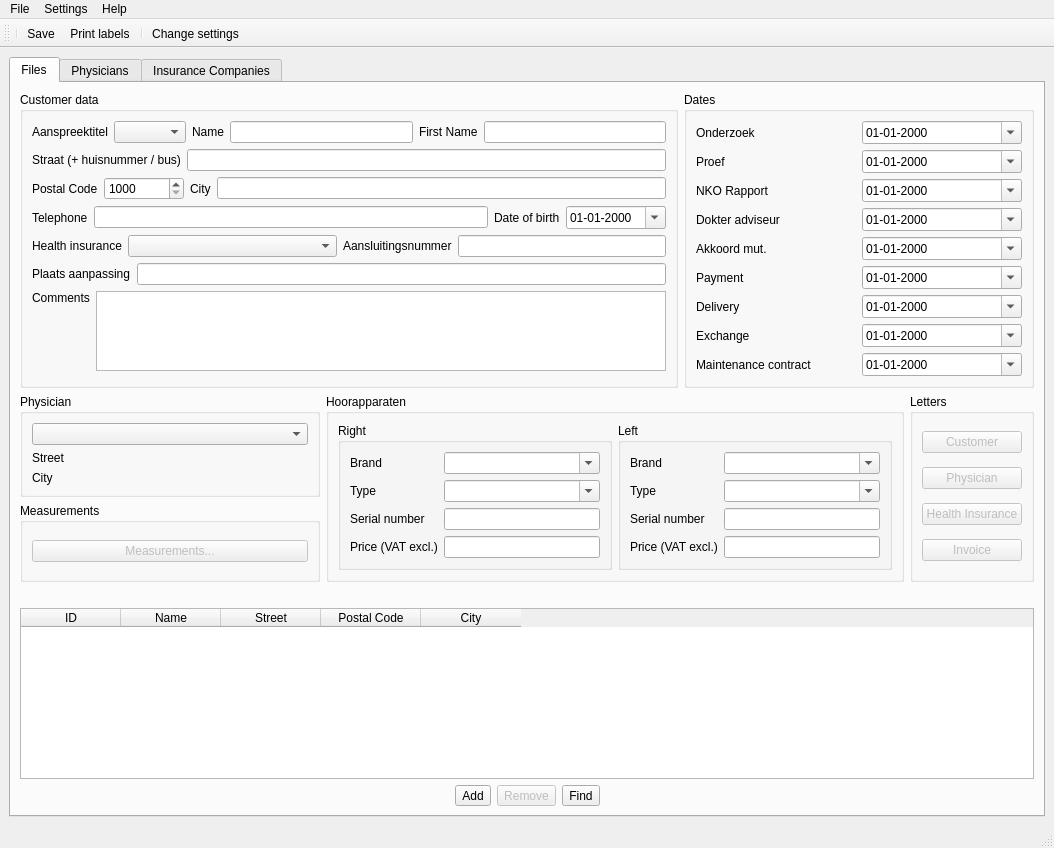
Above: AudioAdmin/ui/universe.ui from Roelio81/audioadmin before the change. Below: the same form after it.
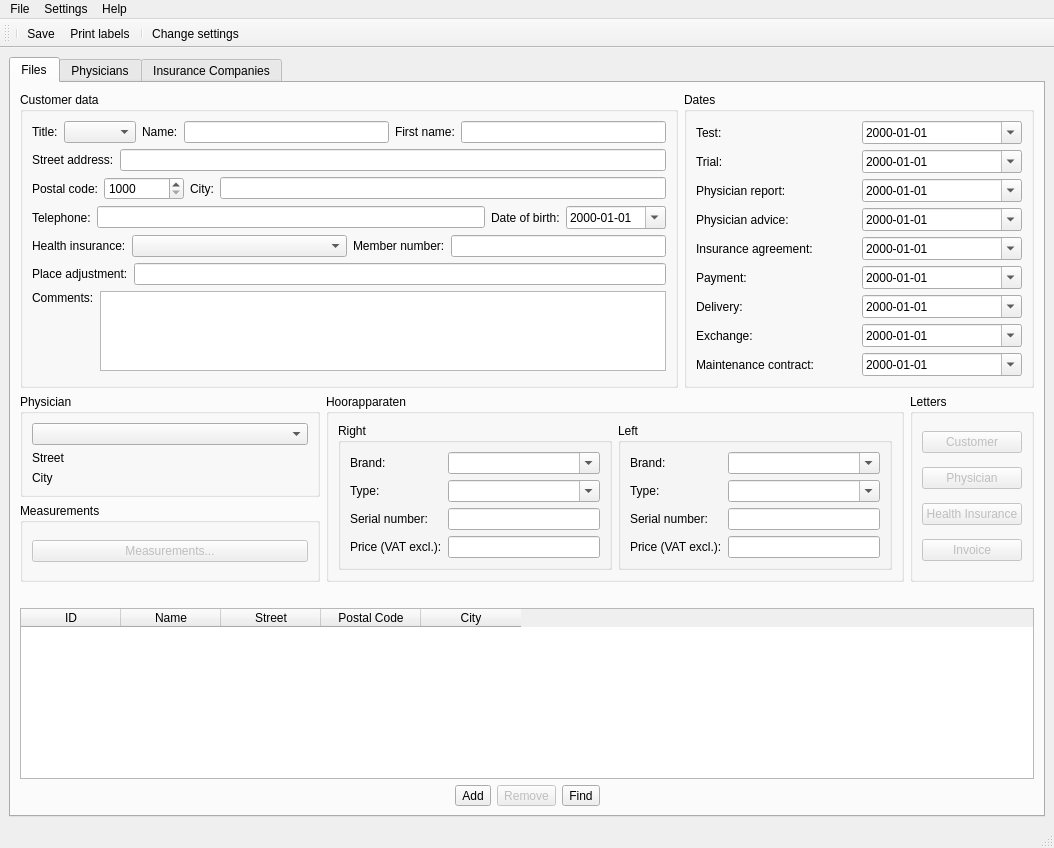
That is the form after the change. Icons and pictures are not drawn.

Patch:
```diff
--- a/AudioAdmin/ui/universe.ui
+++ b/AudioAdmin/ui/universe.ui
@@ -54,7 +54,7 @@
                <item>
                 <widget class="QLabel" name="l_aanspreektitel">
                  <property name="text">
-                  <string>Aanspreektitel</string>
+                  <string>Title:</string>
                  </property>
                 </widget>
                </item>
@@ -64,7 +64,7 @@
                <item>
                 <widget class="QLabel" name="l_klantNaam">
                  <property name="text">
-                  <string>Name</string>
+                  <string>Name:</string>
                  </property>
                 </widget>
                </item>
@@ -74,7 +74,7 @@
                <item>
                 <widget class="QLabel" name="l_klantVoornaam">
                  <property name="text">
-                  <string>First Name</string>
+                  <string>First name:</string>
                  </property>
                 </widget>
                </item>
@@ -95,7 +95,7 @@
                <item>
                 <widget class="QLabel" name="l_klantStraat">
                  <property name="text">
-                  <string>Straat (+ huisnummer / bus)</string>
+                  <string>Street address:</string>
                  </property>
                 </widget>
                </item>
@@ -109,7 +109,7 @@
                <item>
                 <widget class="QLabel" name="l_klantPostcode">
                  <property name="text">
-                  <string>Postal Code</string>
+                  <string>Postal code:</string>
                  </property>
                 </widget>
                </item>
@@ -138,7 +138,7 @@
                <item>
                 <widget class="QLabel" name="l_klantGemeente">
                  <property name="text">
-                  <string>City</string>
+                  <string>City:</string>
                  </property>
                 </widget>
                </item>
@@ -152,7 +152,7 @@
                <item>
                 <widget class="QLabel" name="l_klantTelefoon">
                  <property name="text">
-                  <string>Telephone</string>
+                  <string>Telephone:</string>
                  </property>
                 </widget>
                </item>
@@ -162,7 +162,7 @@
                <item>
                 <widget class="QLabel" name="l_klantGeboorteDatum">
                  <property name="text">
-                  <string>Date of birth</string>
+                  <string>Date of birth:</string>
                  </property>
                 </widget>
                </item>
@@ -181,7 +181,7 @@
                   </size>
                  </property>
                  <property name="displayFormat">
-                  <string>dd-MM-yyyy</string>
+                  <string>yyyy-MM-dd</string>
                  </property>
                  <property name="calendarPopup">
                   <bool>true</bool>
@@ -195,7 +195,7 @@
                <item>
                 <widget class="QLabel" name="l_klantMutualiteit">
                  <property name="text">
-                  <string>Health insurance</string>
+                  <string>Health insurance:</string>
                  </property>
                 </widget>
                </item>
@@ -212,7 +212,7 @@
                <item>
                 <widget class="QLabel" name="l_aansluitingsnummer">
                  <property name="text">
-                  <string>Aansluitingsnummer</string>
+                  <string>Member number:</string>
                  </property>
                 </widget>
                </item>
@@ -233,7 +233,7 @@
                <item>
                 <widget class="QLabel" name="l_plaatsAanpassing">
                  <property name="text">
-                  <string>Plaats aanpassing</string>
+                  <string>Place adjustment:</string>
                  </property>
                 </widget>
                </item>
@@ -247,7 +247,7 @@
                <item>
                 <widget class="QLabel" name="l_klantOpmerkingen">
                  <property name="text">
-                  <string>Comments</string>
+                  <string>Comments:</string>
                  </property>
                  <property name="alignment">
                   <set>Qt::AlignLeading|Qt::AlignLeft|Qt::AlignTop</set>
@@ -296,7 +296,7 @@
              <item row="0" column="1">
               <widget class="QDateEdit" name="m_datumOnderzoek">
                <property name="displayFormat">
-                <string>dd-MM-yyyy</string>
+                <string>yyyy-MM-dd</string>
                </property>
                <property name="calendarPopup">
                 <bool>true</bool>
@@ -306,7 +306,7 @@
              <item row="1" column="1">
               <widget class="QDateEdit" name="m_datumProef">
                <property name="displayFormat">
-                <string>dd-MM-yyyy</string>
+                <string>yyyy-MM-dd</string>
                </property>
                <property name="calendarPopup">
                 <bool>true</bool>
@@ -316,7 +316,7 @@
              <item row="2" column="1">
               <widget class="QDateEdit" name="m_datumNKO">
                <property name="displayFormat">
-                <string>dd-MM-yyyy</string>
+                <string>yyyy-MM-dd</string>
                </property>
                <property name="calendarPopup">
                 <bool>true</bool>
@@ -326,7 +326,7 @@
              <item row="3" column="1">
               <widget class="QDateEdit" name="m_datumAdviseur">
                <property name="displayFormat">
-                <string>dd-MM-yyyy</string>
+                <string>yyyy-MM-dd</string>
                </property>
                <property name="calendarPopup">
                 <bool>true</bool>
@@ -336,7 +336,7 @@
              <item row="4" column="1">
               <widget class="QDateEdit" name="m_datumMutualiteit">
                <property name="displayFormat">
-                <string>dd-MM-yyyy</string>
+                <string>yyyy-MM-dd</string>
                </property>
                <property name="calendarPopup">
                 <bool>true</bool>
@@ -346,7 +346,7 @@
              <item row="5" column="1">
               <widget class="QDateEdit" name="m_datumBetaling">
                <property name="displayFormat">
-                <string>dd-MM-yyyy</string>
+                <string>yyyy-MM-dd</string>
                </property>
                <property name="calendarPopup">
                 <bool>true</bool>
@@ -356,7 +356,7 @@
              <item row="6" column="1">
               <widget class="QDateEdit" name="m_datumAflevering">
                <property name="displayFormat">
-                <string>dd-MM-yyyy</string>
+                <string>yyyy-MM-dd</string>
                </property>
                <property name="calendarPopup">
                 <bool>true</bool>
@@ -366,7 +366,7 @@
              <item row="7" column="1">
               <widget class="QDateEdit" name="m_datumWissel">
                <property name="displayFormat">
-                <string>dd-MM-yyyy</string>
+                <string>yyyy-MM-dd</string>
                </property>
                <property name="calendarPopup">
                 <bool>true</bool>
@@ -376,7 +376,7 @@
              <item row="8" column="1">
               <widget class="QDateEdit" name="m_datumOnderhoudsContract">
                <property name="displayFormat">
-                <string>dd-MM-yyyy</string>
+                <string>yyyy-MM-dd</string>
                </property>
                <property name="calendarPopup">
                 <bool>true</bool>
@@ -386,63 +386,63 @@
              <item row="0" column="0">
               <widget class="QLabel" name="l_datumOnderzoek">
                <property name="text">
-                <string>Onderzoek</string>
+                <string>Test:</string>
                </property>
               </widget>
              </item>
              <item row="1" column="0">
               <widget class="QLabel" name="l_datumProef">
                <property name="text">
-                <string>Proef</string>
+                <string>Trial:</string>
                </property>
               </widget>
              </item>
              <item row="2" column="0">
               <widget class="QLabel" name="l_datumNKO">
                <property name="text">
-                <string>NKO Rapport</string>
+                <string>Physician report:</string>
                </property>
               </widget>
              </item>
              <item row="3" column="0">
               <widget class="QLabel" name="l_datumAdviseur">
                <property name="text">
-                <string>Dokter adviseur</string>
+                <string>Physician advice:</string>
                </property>
               </widget>
              </item>
              <item row="4" column="0">
               <widget class="QLabel" name="l_datumMutualiteit">
                <property name="text">
-                <string>Akkoord mut.</string>
+                <string>Insurance agreement:</string>
                </property>
               </widget>
              </item>
              <item row="5" column="0">
               <widget class="QLabel" name="l_datumBetaling">
                <property name="text">
-                <string>Payment</string>
+                <string>Payment:</string>
                </property>
               </widget>
              </item>
              <item row="6" column="0">
               <widget class="QLabel" name="l_datumAflevering">
                <property name="text">
-                <string>Delivery</string>
+                <string>Delivery:</string>
                </property>
               </widget>
              </item>
              <item row="7" column="0">
               <widget class="QLabel" name="l_datumWissel">
                <property name="text">
-                <string>Exchange</string>
+                <string>Exchange:</string>
                </property>
               </widget>
              </item>
              <item row="8" column="0">
               <widget class="QLabel" name="l_datumOnderhoudsContract">
                <property name="text">
-                <string>Maintenance contract</string>
+                <string>Maintenance contract:</string>
                </property>
               </widget>
              </item>
@@ -529,7 +529,7 @@
                 <item row="0" column="0">
                  <widget class="QLabel" name="l_rechterHoorapparaatMerk">
                   <property name="text">
-                   <string>Brand</string>
+                   <string>Brand:</string>
                   </property>
                  </widget>
                 </item>
@@ -543,7 +543,7 @@
                 <item row="1" column="0">
                  <widget class="QLabel" name="l_rechterHoorapparaatType">
                   <property name="text">
-                   <string>Type</string>
+                   <string>Type:</string>
                   </property>
                  </widget>
                 </item>
@@ -557,7 +557,7 @@
                 <item row="2" column="0">
                  <widget class="QLabel" name="l_rechterHoorapparaatSerienummer">
                   <property name="text">
-                   <string>Serial number</string>
+                   <string>Serial number:</string>
                   </property>
                  </widget>
                 </item>
@@ -567,7 +567,7 @@
                 <item row="3" column="0">
                  <widget class="QLabel" name="l_rechterHoorapparaatPrijs">
                   <property name="text">
-                   <string>Price (VAT excl.)</string>
+                   <string>Price (VAT excl.):</string>
                   </property>
                  </widget>
                 </item>
@@ -586,7 +586,7 @@
                 <item row="0" column="0">
                  <widget class="QLabel" name="l_linkerHoorapparaatMerk">
                   <property name="text">
-                   <string>Brand</string>
+                   <string>Brand:</string>
                   </property>
                  </widget>
                 </item>
@@ -600,7 +600,7 @@
                 <item row="1" column="0">
                  <widget class="QLabel" name="l_linkerHoorapparaatType">
                   <property name="text">
-                   <string>Type</string>
+                   <string>Type:</string>
                   </property>
                  </widget>
                 </item>
@@ -614,7 +614,7 @@
                 <item row="2" column="0">
                  <widget class="QLabel" name="l_linkerHoorapparaatSerienummer">
                   <property name="text">
-                   <string>Serial number</string>
+                   <string>Serial number:</string>
                   </property>
                  </widget>
                 </item>
@@ -624,7 +624,7 @@
                 <item row="3" column="0">
                  <widget class="QLabel" name="l_linkerHoorapparaatPrijs">
                   <property name="text">
-                   <string>Price (VAT excl.)</string>
+                   <string>Price (VAT excl.):</string>
                   </property>
                  </widget>
                 </item>
```
Left out of the diff: 32 changed lines with no effect on the pictures.
